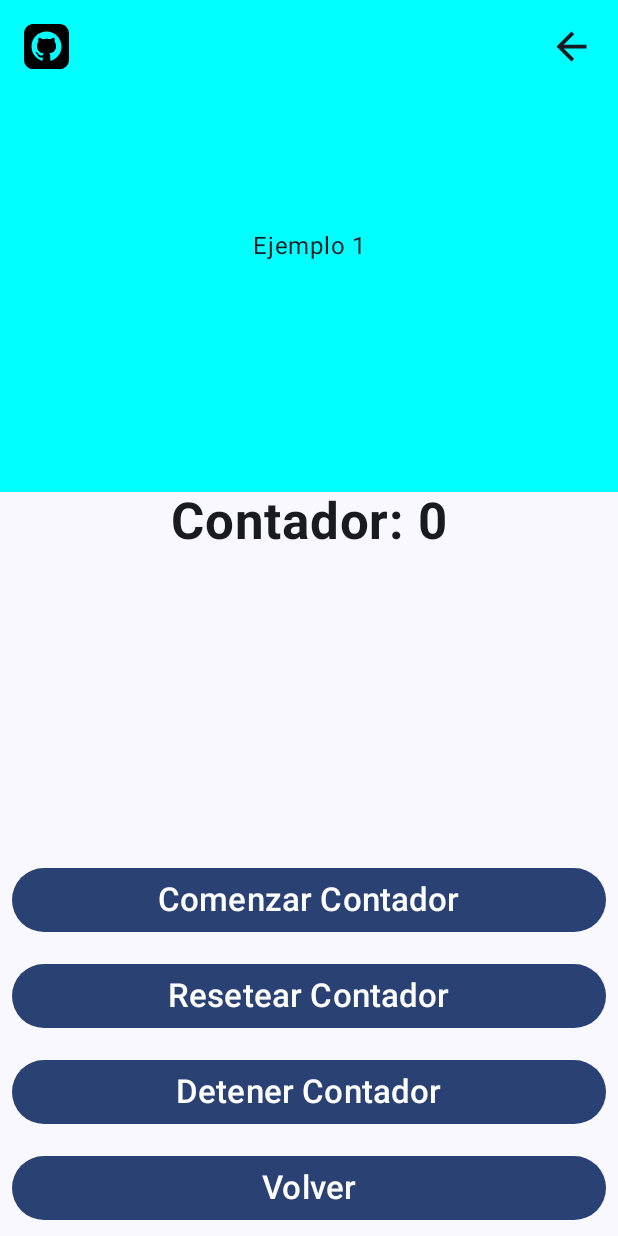
After one commit to juanfranj/AppJetpackComposeCatalogo, an Android app built with Jetpack Compose: the FlowScreen screen opened through its navigation route, on a phone screen of 412 x 824 dp. The commit adds this screen. Run offline under Robolectric (Android 15) with nearby library versions, the phone set to English and light mode, and no system bars; our stand-ins replace Dagger/Hilt's generated code.

Commit message:
FlowBasico creado

```diff
--- a/app/build.gradle.kts
+++ b/app/build.gradle.kts
@@ -90,6 +90,11 @@ dependencies {
     implementation("com.google.dagger:hilt-android:2.44")
     kapt("com.google.dagger:hilt-android-compiler:2.44")
 
+    //To use Flow
+    //implementation("androix.lifecycle:lifecycle-viewmodel-ktx:2.6.2") implementamos el viewmodel pero usamos el del compose
+    //implementation("androix.activity:activity-ktx:1.7.2")
+
+
     testImplementation("junit:junit:4.13.2")
     androidTestImplementation("androidx.test.ext:junit:1.1.5")
     androidTestImplementation("androidx.test.espresso:espresso-core:3.5.1")
--- a/app/src/main/java/com/cursojetpackcompose/jetpackcomposecatalogomio/MainActivity.kt
+++ b/app/src/main/java/com/cursojetpackcompose/jetpackcomposecatalogomio/MainActivity.kt
@@ -28,6 +28,8 @@ import com.cursojetpackcompose.jetpackcomposecatalogomio.navigation.Screen4
 import com.cursojetpackcompose.jetpackcomposecatalogomio.navigation.Screen5
 import com.cursojetpackcompose.jetpackcomposecatalogomio.navigation.Screen6
 import com.cursojetpackcompose.jetpackcomposecatalogomio.components.ui.Components
+import com.cursojetpackcompose.jetpackcomposecatalogomio.flow.ui.FlowScreen
+import com.cursojetpackcompose.jetpackcomposecatalogomio.flow.ui.FlowViewModel
 import com.cursojetpackcompose.jetpackcomposecatalogomio.home.Home
 import com.cursojetpackcompose.jetpackcomposecatalogomio.ui.theme.JetpackComposeCatalogoMioTheme
 import dagger.hilt.android.AndroidEntryPoint
@@ -38,10 +40,12 @@ class MainActivity : ComponentActivity() {
     private val loginViewModel: LoginViewModel by viewModels()
     private val componentsViewModel: ComponentesViewModel by viewModels()
     private val detailButtonMultiSelectViewModel: DetailButtonMultiSelectViewModel by viewModels()
+    private val flowViewModel: FlowViewModel by viewModels()
 
     override fun onCreate(savedInstanceState: Bundle?) {
         super.onCreate(savedInstanceState)
         setContent {
+//            flowViewModel.example()
             JetpackComposeCatalogoMioTheme {
                 // A surface container using the 'background' color from the theme
                 Surface(
@@ -113,6 +117,8 @@ class MainActivity : ComponentActivity() {
                                 name = backStackEntry.arguments?.getString("name").orEmpty()
                             )
                         }
+                        //Pantalla Flow
+                        composable(route = Routes.FlowScreen.route) { FlowScreen(navigationController, flowViewModel)  }
                     }
                 }
             }
--- /dev/null
+++ b/app/src/main/java/com/cursojetpackcompose/jetpackcomposecatalogomio/flow/ui/FlowScreen.kt
@@ -0,0 +1,99 @@
+package com.cursojetpackcompose.jetpackcomposecatalogomio.flow.ui
+
+import androidx.compose.foundation.background
+import androidx.compose.foundation.clickable
+import androidx.compose.foundation.layout.Arrangement
+import androidx.compose.foundation.layout.Box
+import androidx.compose.foundation.layout.Column
+import androidx.compose.foundation.layout.Spacer
+import androidx.compose.foundation.layout.fillMaxSize
+import androidx.compose.foundation.layout.fillMaxWidth
+import androidx.compose.foundation.layout.height
+import androidx.compose.foundation.layout.padding
+import androidx.compose.foundation.layout.size
+import androidx.compose.material.icons.Icons
+import androidx.compose.material.icons.filled.ArrowBack
+import androidx.compose.material3.Button
+import androidx.compose.material3.Icon
+import androidx.compose.material3.MaterialTheme
+import androidx.compose.material3.Text
+import androidx.compose.runtime.Composable
+import androidx.compose.runtime.collectAsState
+import androidx.compose.runtime.getValue
+import androidx.compose.ui.Alignment
+import androidx.compose.ui.Modifier
+import androidx.compose.ui.graphics.Color
+import androidx.compose.ui.text.font.FontWeight
+import androidx.compose.ui.unit.dp
+import androidx.compose.ui.unit.sp
+import androidx.navigation.NavHostController
+import com.cursojetpackcompose.jetpackcomposecatalogomio.layout.ui.GitHubIcon
+
+
+@Composable
+fun FlowScreen(
+    navigationController: NavHostController,
+    flowViewModel: FlowViewModel,
+) {
+    val githubRepoUrl =
+        "https://github.com/juanfranj/AppJetpackComposeCatalogo/blob/main/app/src/main/java/com/cursojetpackcompose/jetpackcomposecatalogomio/layout/ui/EjercicioUno.kt"
+
+    Column(
+        modifier = Modifier.fillMaxSize(),
+        horizontalAlignment = Alignment.CenterHorizontally,
+        verticalArrangement = Arrangement.Center
+    ) {
+        Box(
+            modifier = Modifier
+                .fillMaxWidth()
+                .weight(1f)
+                .background(Color.Cyan),
+            contentAlignment = Alignment.Center
+        ) {
+            Text(text = "Ejemplo 1")
+            Icon(
+                imageVector = Icons.Filled.ArrowBack,
+                contentDescription = "Arrow Back",
+                modifier = Modifier
+                    .padding(16.dp)
+                    .size(30.dp)
+                    .align(Alignment.TopEnd)
+                    .clickable { navigationController.popBackStack() })
+//            OpenGitHubRepoButton()
+            GitHubIcon(githubRepoUrl = githubRepoUrl) }
+
+        CounterScreen(flowViewModel = flowViewModel)
+        Spacer(modifier = Modifier.height(200.dp))
+
+        Button(onClick = { flowViewModel.startCounter() }, modifier = Modifier.fillMaxWidth().padding(8.dp)) {
+            Text(text = "Comenzar Contador", fontSize = MaterialTheme.typography.titleLarge.fontSize)
+        }
+        Button(onClick = { flowViewModel.resetCounter() }, modifier = Modifier.fillMaxWidth().padding(8.dp)) {
+            Text(text = "Resetear Contador", fontSize = MaterialTheme.typography.titleLarge.fontSize)
+        }
+        Button(onClick = { flowViewModel.stopCounter() }, modifier = Modifier.fillMaxWidth().padding(8.dp)) {
+            Text(text = "Detener Contador", fontSize = MaterialTheme.typography.titleLarge.fontSize)
+        }
+        Button(onClick = { navigationController.popBackStack()}, modifier = Modifier.fillMaxWidth().padding(8.dp)) {
+            Text(text = "Volver", fontSize = MaterialTheme.typography.titleLarge.fontSize)
+        }
+    }
+
+}
+
+
+@Composable
+fun CounterScreen(flowViewModel: FlowViewModel) {
+
+    val counter by flowViewModel.counterState.collectAsState()
+
+    Box(
+        modifier = Modifier.fillMaxWidth(),
+        contentAlignment = Alignment.Center
+    ) {
+        Text(
+            text = "Contador: $counter",
+            fontSize = 34.sp, fontWeight = FontWeight.Bold
+        )
+    }
+}
--- /dev/null
+++ b/app/src/main/java/com/cursojetpackcompose/jetpackcomposecatalogomio/flow/ui/FlowViewModel.kt
@@ -0,0 +1,55 @@
+package com.cursojetpackcompose.jetpackcomposecatalogomio.flow.ui
+
+import android.util.Log
+import androidx.lifecycle.ViewModel
+import androidx.lifecycle.viewModelScope
+import com.cursojetpackcompose.jetpackcomposecatalogomio.flow.data.SuscribeteRepository
+import dagger.hilt.android.lifecycle.HiltViewModel
+import kotlinx.coroutines.flow.MutableStateFlow
+import kotlinx.coroutines.flow.StateFlow
+import kotlinx.coroutines.launch
+import javax.inject.Inject
+
+// Anotación para que Hilt pueda manejar la inyección de dependencias en este ViewModel
+@HiltViewModel
+class FlowViewModel @Inject constructor(
+    // Inyección del repositorio usando Hilt
+    private val suscribeteRepository: SuscribeteRepository
+) : ViewModel() {
+
+    // Flow mutable para el estado del contador
+    private val _counterState = MutableStateFlow(0)
+    val counterState: StateFlow<Int> = _counterState
+
+    private var hasStarted = false
+
+    // Función que inicia la colección del Flow
+    fun startCounterFlow() {
+        if(!hasStarted){
+            hasStarted = true
+            viewModelScope.launch {
+
+                // Suscribirse al Flow expuesto por el repositorio
+                suscribeteRepository.counter.collect { bombitas ->
+                    // Imprimir el valor emitido por el Flow en el logcat con la etiqueta "juanfran"
+                    _counterState.value = bombitas
+                }
+            }
+        }
+        // Es necesario lanzar el Flow en el viewModelScope para que respete el ciclo de vida del ViewModel
+
+    }
+    fun resetCounter() {
+        _counterState.value = 0
+    }
+
+    fun startCounter() {
+        suscribeteRepository.startCounter()
+        startCounterFlow()
+    }
+    fun stopCounter() {
+        suscribeteRepository.stopCounter()
+        hasStarted = false
+    }
+
+}
--- a/app/src/main/java/com/cursojetpackcompose/jetpackcomposecatalogomio/home/Home.kt
+++ b/app/src/main/java/com/cursojetpackcompose/jetpackcomposecatalogomio/home/Home.kt
@@ -76,5 +76,12 @@ fun Home(navigationController: NavHostController) {
         ) {
             Text(text = "Boton Multiseleccionable", fontSize = MaterialTheme.typography.titleLarge.fontSize)
         }
+        Button(
+            onClick = { navigationController.navigate(Routes.FlowScreen.route) },
+            modifier = Modifier.width(300.dp),
+            shape = MaterialTheme.shapes.medium
+        ) {
+            Text(text = "FlowScreen", fontSize = MaterialTheme.typography.titleLarge.fontSize)
+        }
     }
 }
--- a/app/src/main/java/com/cursojetpackcompose/jetpackcomposecatalogomio/model/Routes.kt
+++ b/app/src/main/java/com/cursojetpackcompose/jetpackcomposecatalogomio/model/Routes.kt
@@ -21,6 +21,7 @@ sealed class Routes(val route: String) {
     object BotonMultiseleccion: Routes("botonMultiseleccion")
     //Voy a pasar a la pantalla datos desde el viewModel
     object DetailBotonMultiseleccion: Routes("detailBotonMultiseleccion")
+    object FlowScreen: Routes("flowScreen")
 
 
 
```
Also changed, not shown: app/src/main/java/com/cursojetpackcompose/jetpackcomposecatalogomio/flow/data/SuscribeteRepository.kt (added, +30 -0 lines).
